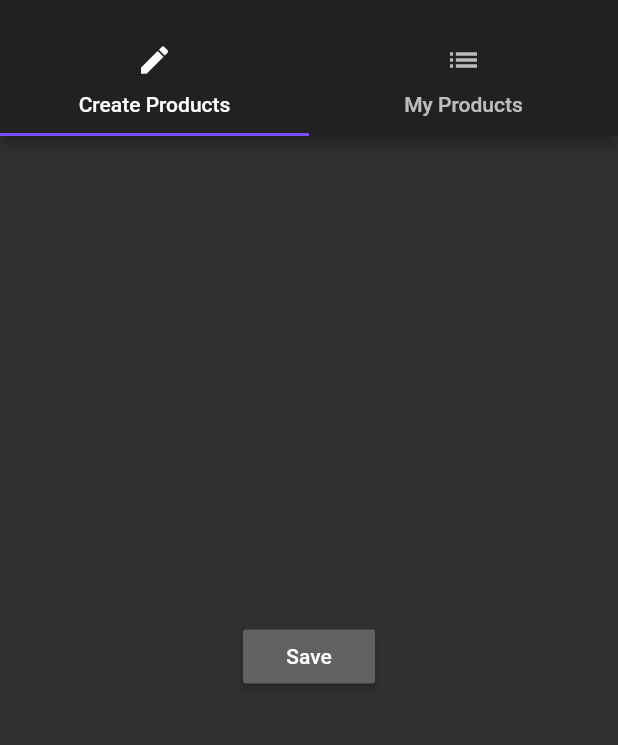
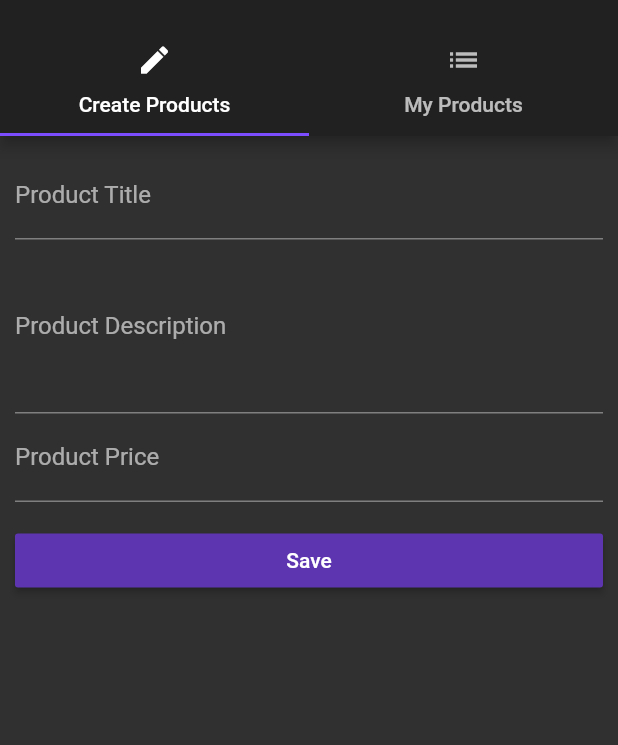
Before and after one commit to Julian-Figueroa/flutter_course, a Flutter app: the ProductsAdminPage screen opened by its route, on a phone screen of 412 x 824 dp, the part 59-804 px from its top. Run offline on Flutter 3.47's test engine with Material 2 defaults, Android fonts, the phone set to English and light mode, and no system bars.

Commit message:
Adding TextField for adding new product & Auth form

```diff
--- a/lib/pages/product.dart
+++ b/lib/pages/product.dart
@@ -38,7 +38,7 @@ class ProductPage extends StatelessWidget {
   Widget build(BuildContext context) {
     return WillPopScope(
       onWillPop: () {
-        print('Back button press!!');
+        // print('Back button press!!');
         Navigator.pop(context, false);
         return Future.value(false);
       },
--- a/lib/pages/product_create.dart
+++ b/lib/pages/product_create.dart
@@ -1,21 +1,76 @@
 import 'package:flutter/material.dart';
 
-class ProductCreatePage extends StatelessWidget {
+class ProductCreatePage extends StatefulWidget {
+  final Function addProduct;
+
+  ProductCreatePage({this.addProduct});
+
+  @override
+  State<StatefulWidget> createState() {
+    return _ProductCreatePageState();
+  }
+}
+
+class _ProductCreatePageState extends State<ProductCreatePage> {
+  String _titleValue;
+  String _descriptionValue;
+  double _priceValue = 0.0;
+
   @override
   Widget build(BuildContext context) {
-    return Center(
-      child: RaisedButton(
-        color: Theme.of(context).secondaryHeaderColor,
-        child: Text('Save'),
-        onPressed: () {
-          showModalBottomSheet(
-              context: context,
-              builder: (BuildContext context) {
-                return Center(
-                  child: Text('This is a Modal'),
-                );
+    return Container(
+      margin: EdgeInsets.all(10.0),
+      child: ListView(
+        children: <Widget>[
+          TextField(
+            decoration: InputDecoration(
+              labelText: 'Product Title',
+            ),
+            onChanged: (String value) {
+              setState(() {
+                _titleValue = value;
               });
-        },
+            },
+          ),
+          TextField(
+            decoration: InputDecoration(
+              labelText: 'Product Description',
+            ),
+            maxLines: 4,
+            onChanged: (String value) {
+              setState(() {
+                _descriptionValue = value;
+              });
+            },
+          ),
+          TextField(
+            decoration: InputDecoration(
+              labelText: 'Product Price',
+            ),
+            keyboardType: TextInputType.number,
+            onChanged: (String value) {
+              setState(() {
+                _priceValue = double.parse(value);
+              });
+            },
+          ),
+          SizedBox(
+            height: 15.0,
+          ),
+          RaisedButton(
+            child: Text('Save'),
+            onPressed: () {
+              final Map<String, dynamic> product = {
+                'title': _titleValue,
+                'description': _descriptionValue,
+                'price': _priceValue,
+                'image': 'assets/food.jpg'
+              };
+              widget.addProduct(product);
+              Navigator.pushReplacementNamed(context, '/');
+            },
+          ),
+        ],
       ),
     );
   }
--- a/lib/pages/products_admin.dart
+++ b/lib/pages/products_admin.dart
@@ -1,10 +1,13 @@
 import 'package:flutter/material.dart';
-
-// import './products.dart';
 import './product_create.dart';
 import './product_list.dart';
 
 class ProductsAdminPage extends StatelessWidget {
+  final Function addProduct;
+  final Function deleteProduct;
+
+  ProductsAdminPage({this.addProduct, this.deleteProduct});
+
   @override
   Widget build(BuildContext context) {
     return DefaultTabController(
@@ -42,7 +45,7 @@ class ProductsAdminPage extends StatelessWidget {
           ),
         ),
         body: TabBarView(
-          children: <Widget>[ProductCreatePage(), ProductListPage()],
+          children: <Widget>[ProductCreatePage(addProduct: addProduct,), ProductListPage()],
         ),
       ),
     );
```
Also changed, not shown: lib/main.dart (+9 -8 lines), lib/pages/auth.dart (+57 -8 lines), lib/pages/products.dart (+3 -5 lines), lib/product_control.dart (deleted, +0 -18 lines), lib/product_manager.dart (+4 -14 lines), lib/products.dart (+9 -15 lines), pubspec.lock.
